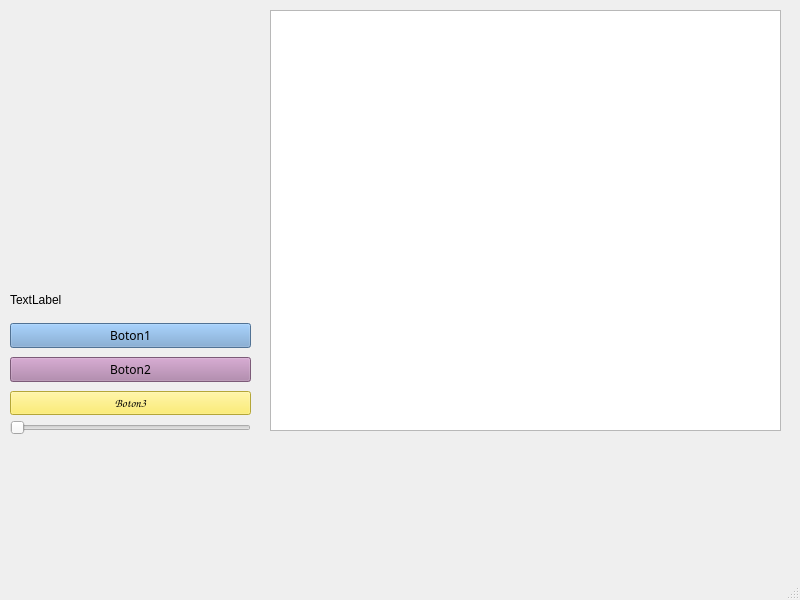
The window that InterfazGrafica/interfaz_grafica_clase15032022/mainwindow.ui (maria-tasco/InformaticaDos-20212) describes before a commit, drawn with Qt 5.
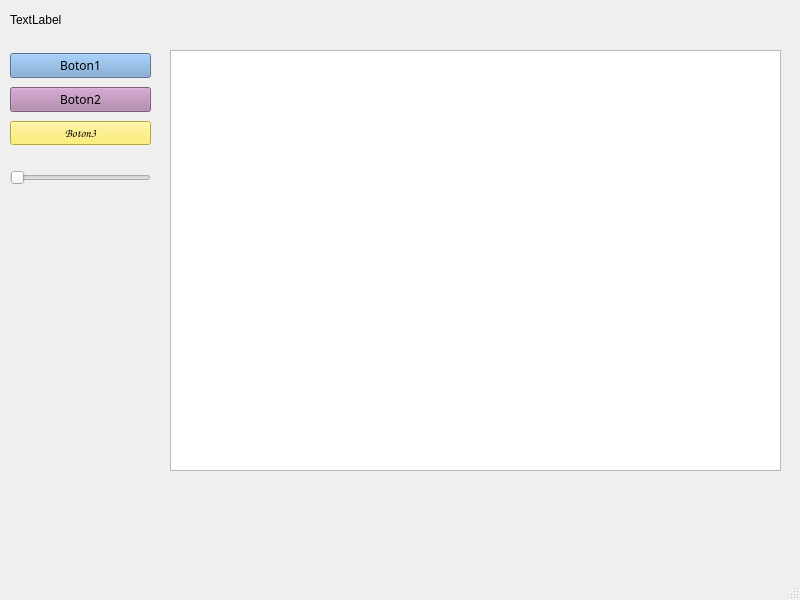
The same window after the commit.

Commit message: lo último que voy a subir de clases teoricas este semestre 2021-1 seguire subiendo lo último de interfaz gráfica

```diff
--- a/InterfazGrafica/interfaz_grafica_clase15032022/mainwindow.ui
+++ b/InterfazGrafica/interfaz_grafica_clase15032022/mainwindow.ui
@@ -18,8 +18,8 @@
     <property name="geometry">
      <rect>
       <x>10</x>
-      <y>290</y>
-      <width>241</width>
+      <y>10</y>
+      <width>781</width>
       <height>20</height>
      </rect>
     </property>
@@ -31,8 +31,8 @@
     <property name="geometry">
      <rect>
       <x>10</x>
-      <y>420</y>
-      <width>241</width>
+      <y>170</y>
+      <width>141</width>
       <height>16</height>
      </rect>
     </property>
@@ -44,8 +44,8 @@
     <property name="geometry">
      <rect>
       <x>10</x>
-      <y>320</y>
-      <width>241</width>
+      <y>50</y>
+      <width>141</width>
       <height>98</height>
      </rect>
     </property>
@@ -109,9 +109,9 @@
    <widget class="QGraphicsView" name="graphicsView">
     <property name="geometry">
      <rect>
-      <x>270</x>
-      <y>10</y>
-      <width>511</width>
+      <x>170</x>
+      <y>50</y>
+      <width>611</width>
       <height>421</height>
      </rect>
     </property>
```
The commit also changes 5 other files.
